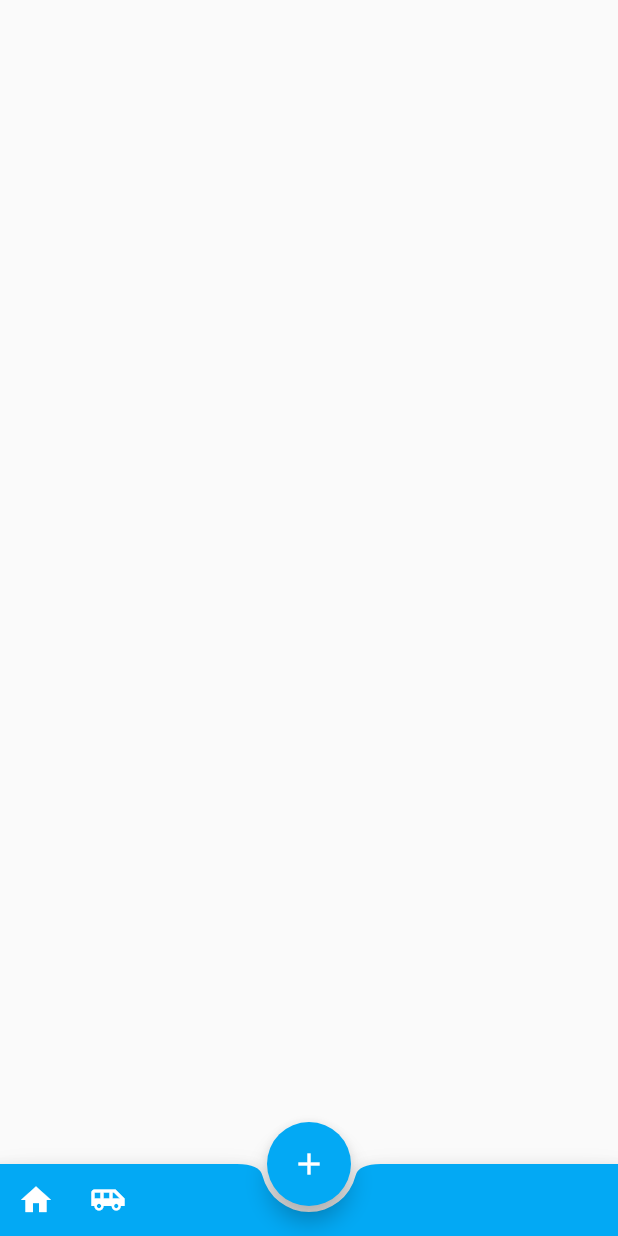
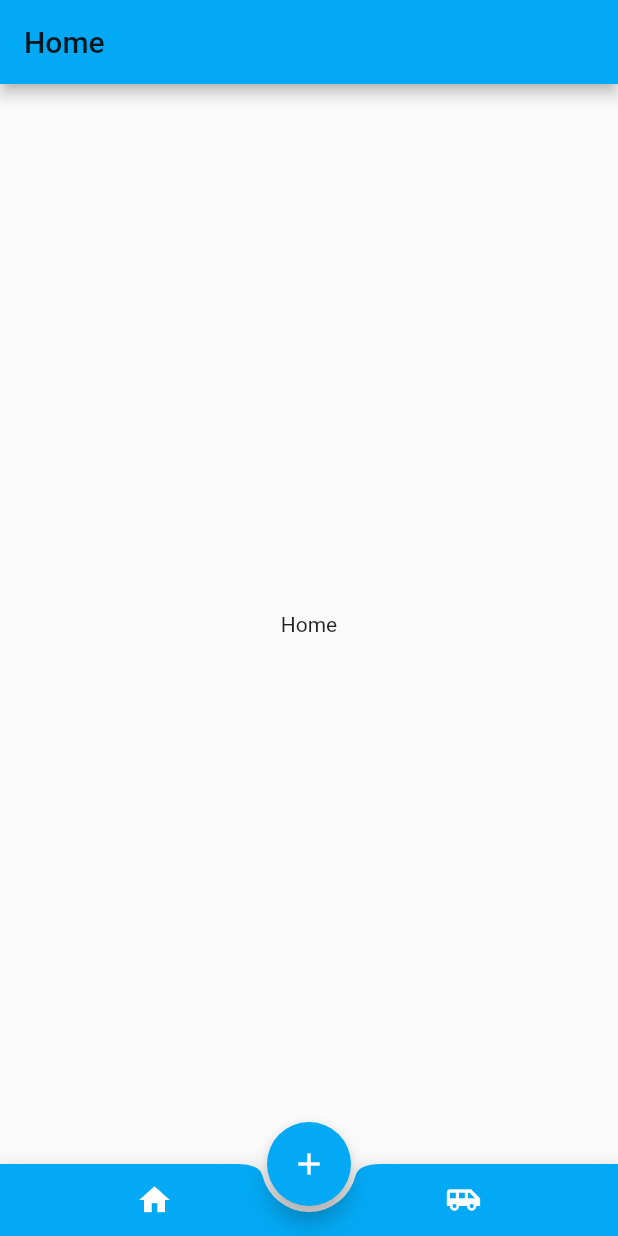
Before and after one commit to qllqll/20-flutterDemo, a Flutter app: the screen it shows after launch, on a phone screen of 412 x 824 dp. Run offline on Flutter 3.47's test engine with Material 2 defaults, Android fonts, the phone set to English and light mode, and no system bars.

Commit message:
酷炫的路由动画
 酷炫的路由动画

```diff
--- a/demo2/lib/bottom_appBar_demo.dart
+++ b/demo2/lib/bottom_appBar_demo.dart
@@ -1,4 +1,5 @@
 import 'package:flutter/material.dart';
+import 'each_view.dart';
 
 class BottomAppBarDemo extends StatefulWidget {
   BottomAppBarDemo({Key key}) : super(key: key);
@@ -7,34 +8,56 @@ class BottomAppBarDemo extends StatefulWidget {
 }
 
 class _BottomAppBarDemoState extends State<BottomAppBarDemo> {
+  List<Widget> _eachView;
+  int _index = 0;
   @override
+  void initState() {
+    super.initState();
+    _eachView = List();
+    _eachView..add(EachView('Home'))..add(EachView('Me'));
+  }
+
   Widget build(BuildContext context) {
-    var floatingActionButton = FloatingActionButton(
-      onPressed: () {},
-      tooltip: 'Incarement',
-      child: Icon(
-        Icons.add,
-        color: Colors.white,
+    return Scaffold(
+      body: _eachView[_index],
+      floatingActionButton: FloatingActionButton(
+        onPressed: () {
+          Navigator.of(context)
+              .push(MaterialPageRoute(builder: (BuildContext context) {
+            return EachView('New Page');
+          }));
+        },
+        tooltip: 'Incarement',
+        child: Icon(
+          Icons.add,
+          color: Colors.white,
+        ),
       ),
-    );
-    return Scaffold(
-      floatingActionButton: floatingActionButton,
       floatingActionButtonLocation: FloatingActionButtonLocation.centerDocked,
       bottomNavigationBar: BottomAppBar(
         color: Colors.lightBlue,
         shape: CircularNotchedRectangle(),
         child: Row(
           mainAxisSize: MainAxisSize.max,
+          mainAxisAlignment: MainAxisAlignment.spaceAround,
           children: <Widget>[
             IconButton(
               icon: Icon(Icons.home),
               color: Colors.white,
-              onPressed: () {},
+              onPressed: () {
+                setState(() {
+                  _index = 0;
+                });
+              },
             ),
             IconButton(
               icon: Icon(Icons.airport_shuttle),
               color: Colors.white,
-              onPressed: () {},
+              onPressed: () {
+                setState(() {
+                  _index = 1;
+                });
+              },
             )
           ],
         ),
--- /dev/null
+++ b/demo2/lib/each_view.dart
@@ -0,0 +1,21 @@
+import 'package:flutter/material.dart';
+
+class EachView extends StatefulWidget {
+  String _title;
+  EachView(this._title);
+  @override
+  _EachViewState createState() => _EachViewState();
+}
+
+class _EachViewState extends State<EachView> {
+  @override
+  Widget build(BuildContext context) {
+    return Scaffold(
+        appBar: AppBar(
+          title: Text(widget._title),
+        ),
+        body: Center(
+          child: Text(widget._title),
+        ));
+  }
+}
--- /dev/null
+++ b/demo3/lib/main.dart
@@ -0,0 +1,15 @@
+import 'package:flutter/material.dart';
+import 'pages.dart';
+
+void main() => runApp(MyApp());
+
+class MyApp extends StatelessWidget {
+  @override
+  Widget build(BuildContext context) {
+    return MaterialApp(
+      title: 'Flutter Demo',
+      theme: ThemeData(primarySwatch: Colors.blue),
+      home: FirstPage(),
+    );
+  }
+}
```
Also changed, not shown: demo3/lib/custome_router.dart (added, +42 -0 lines), demo3/lib/pages.dart (added, +54 -0 lines), demo3/pubspec.yaml (added, +72 -0 lines), 53 other files.
